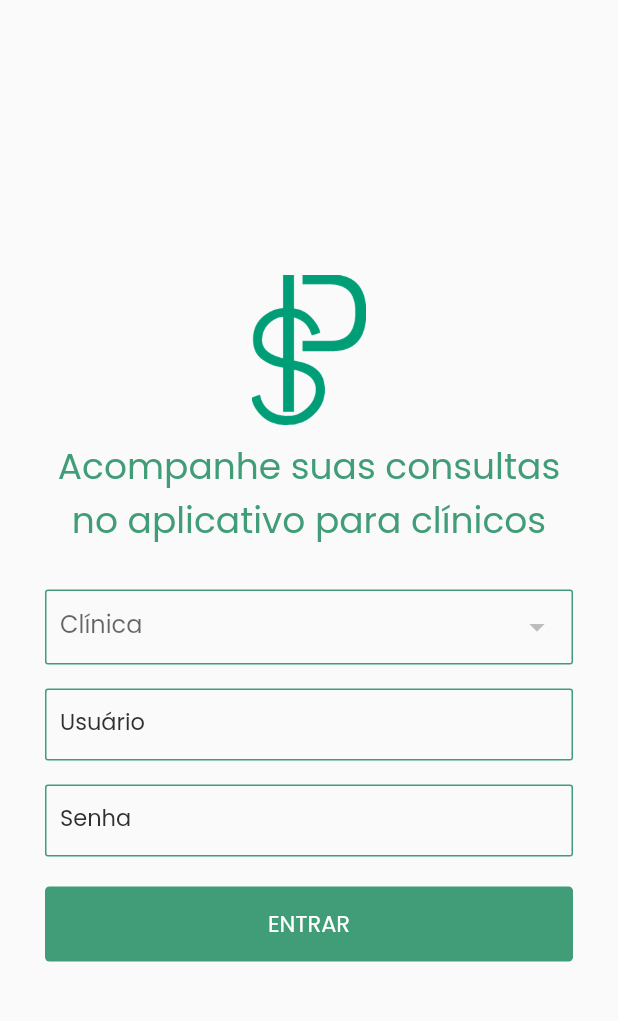
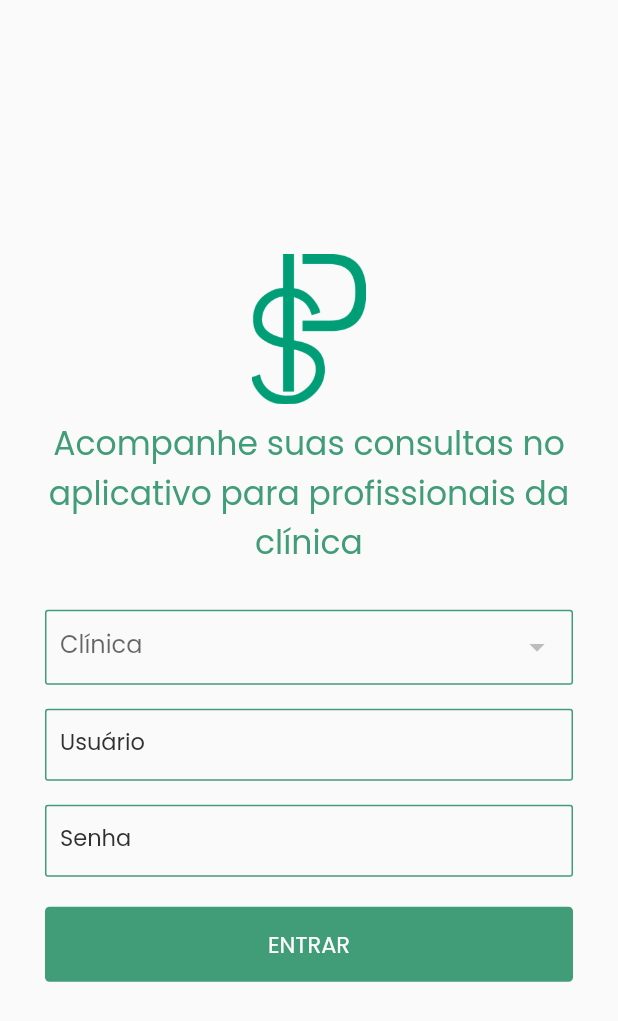
Before and after one commit to psisuepg2022/mobile, a Flutter app: the LoginPage screen opened directly with empty values, after a tap on "ENTRAR", on a phone screen of 412 x 824 dp. Shown: the top 1021 px of the screen. Run offline on Flutter 3.47's test engine with Material 2 defaults, Android fonts, the phone set to English and light mode, and no system bars; our stand-ins replace dio, flutter_riverpod, google_fonts, jwt_decoder, shared_preferences; missing offline and left inert: animated_card; accounts and stored records are empty; network calls fail.

Commit message:
refactor(login): reworked login page style and added checks for user type

```diff
--- a/lib/modules/login/login_controller.dart
+++ b/lib/modules/login/login_controller.dart
@@ -23,8 +23,6 @@ class LoginController {
         data: formData, options: Options(followRedirects: true));
     LoginResponseModel data = LoginResponseModel.fromJson(response.data);
 
-    dio.options.headers["authorization"] = "bearer ${data.content.accessToken}";
-
     return data;
   }
 }
--- a/lib/modules/login/login_page.dart
+++ b/lib/modules/login/login_page.dart
@@ -5,6 +5,7 @@ import 'package:flutter_riverpod/flutter_riverpod.dart';
 import 'package:jwt_decoder/jwt_decoder.dart';
 import 'package:mobile/modules/login/login_controller.dart';
 import 'package:mobile/providers/auth/auth_provider.dart';
+import 'package:mobile/service/index.dart';
 import 'package:mobile/shared/models/Error/error_response_model.dart';
 import 'package:mobile/shared/models/User/user_model.dart';
 import 'package:mobile/shared/themes/app_colors.dart';
@@ -50,6 +51,16 @@ class _LoginPageState extends ConsumerState<LoginPage> {
 
         UserModel userData = UserModel.fromMap(decodedAccessToken);
 
+        if (!userData.permissions.contains('USER_TYPE_PROFESSIONAL')) {
+          if (!mounted) return;
+          GlobalSnackBar.show(context,
+              "É preciso entrar com uma conta de profissional da clínica.");
+          return;
+        }
+
+        dio.options.headers["authorization"] =
+            "bearer ${res.content.accessToken}";
+
         ref.read(authProvider).setUser(
             userData, res.content.refreshToken, res.content.accessToken);
 
@@ -76,6 +87,8 @@ class _LoginPageState extends ConsumerState<LoginPage> {
 
     return Scaffold(
         body: SafeArea(
+      child: Center(
+        child: SingleChildScrollView(
           child: Column(
               mainAxisAlignment: MainAxisAlignment.center,
               crossAxisAlignment: CrossAxisAlignment.center,
@@ -90,8 +103,8 @@ class _LoginPageState extends ConsumerState<LoginPage> {
                 const Padding(
                   padding: EdgeInsets.symmetric(horizontal: 30),
                   child: Text(
-                "Acompanhe suas consultas no aplicativo para clínicos",
-                style: TextStyle(color: AppColors.primary, fontSize: 24),
+                    "Acompanhe suas consultas no aplicativo para profissionais da clínica",
+                    style: TextStyle(color: AppColors.primary, fontSize: 22),
                     textAlign: TextAlign.center,
                   ),
                 ),
@@ -136,6 +149,8 @@ class _LoginPageState extends ConsumerState<LoginPage> {
                   ),
                 )
               ]),
+        ),
+      ),
     ));
   }
 }
```
Lines whose indentation alone changed are shown as unchanged.
